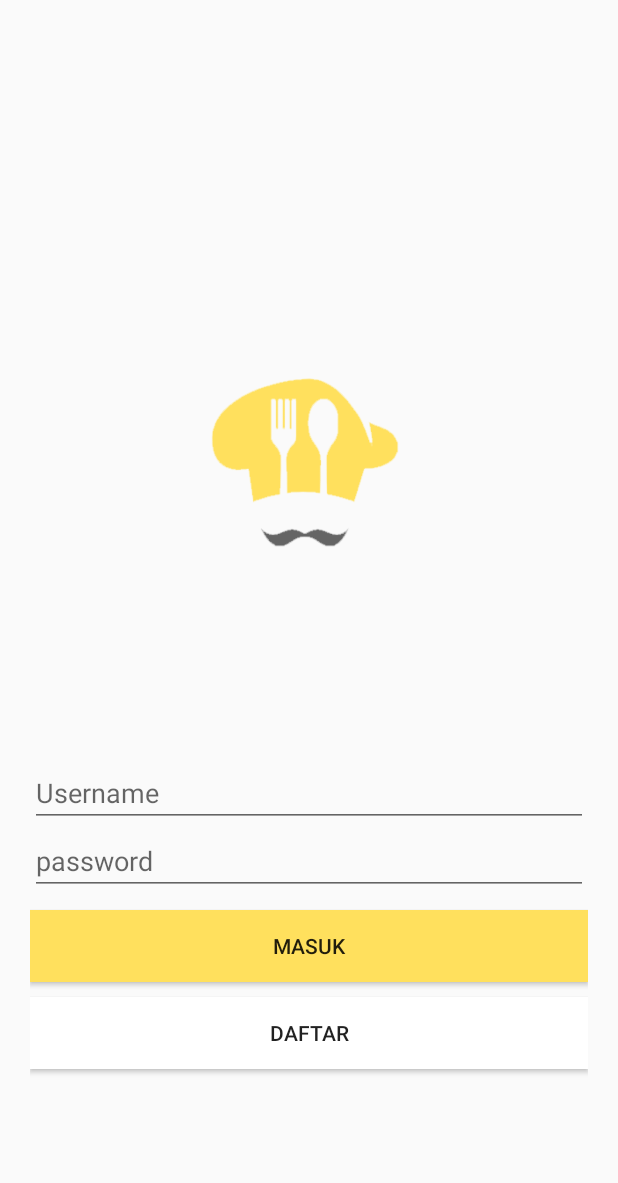
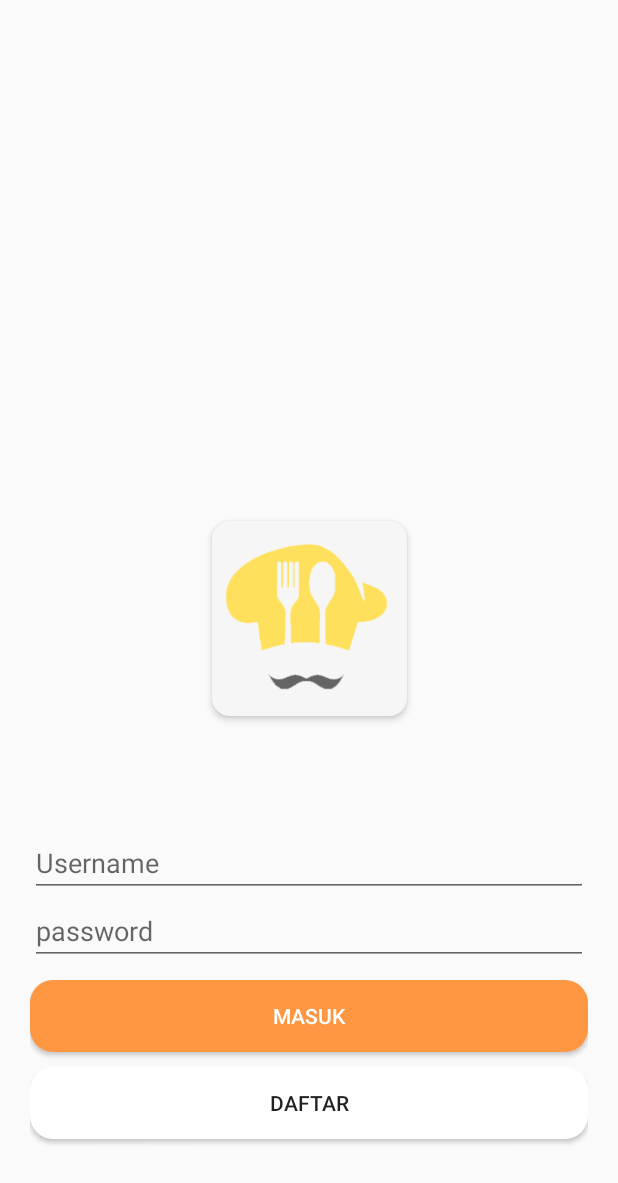
Before and after one commit to Rizki-SS/RecipeApp, an Android app: the screen it shows after launch (AuthActivity), on a phone screen of 412 x 824 dp. Shown: the top 1183 px of the screen. Run offline under Robolectric (Android 15) with nearby library versions, the phone set to English and light mode, and no system bars; our stand-ins replace data binding.

Commit message:
update UI Button

```diff
--- a/app/src/main/java/com/example/recipeapp/view/ui/account/AccountFragment.kt
+++ b/app/src/main/java/com/example/recipeapp/view/ui/account/AccountFragment.kt
@@ -38,8 +38,8 @@ class AccountFragment : Fragment() {
 
     fun logout(v: View){
         val alert: AlertDialog.Builder = AlertDialog.Builder(context)
-        alert.setTitle("Do you want to logout?\n")
-        // alert.setMessage("Message");
+        alert.setTitle("Logout")
+        alert.setMessage("Do you realy to sing Out?")
         alert.setPositiveButton("Ok",
             DialogInterface.OnClickListener { dialog, whichButton ->
                 session?.clear()
--- /dev/null
+++ b/app/src/main/res/drawable/ripple_button.xml
@@ -0,0 +1,18 @@
+<?xml version="1.0" encoding="utf-8"?>
+<ripple xmlns:android="http://schemas.android.com/apk/res/android"
+    xmlns:tools="http://schemas.android.com/tools"
+    android:color="@color/colorPrimaryDarkA"
+    tools:targetApi="lollipop">
+    <item android:id="@android:id/mask">
+        <shape android:shape="rectangle">
+            <solid android:color="@color/colorPrimaryDarkA" />
+            <corners android:radius="15dp" />
+        </shape>
+    </item>
+    <item>
+        <shape android:shape="rectangle">
+            <corners android:radius="15dp"/>
+            <solid android:color="@color/colorPrimaryDark" />
+        </shape>
+    </item>
+</ripple>
--- /dev/null
+++ b/app/src/main/res/drawable/ripple_button_2.xml
@@ -0,0 +1,18 @@
+<?xml version="1.0" encoding="utf-8"?>
+<ripple xmlns:android="http://schemas.android.com/apk/res/android"
+    xmlns:tools="http://schemas.android.com/tools"
+    android:color="@color/black_overlay"
+    tools:targetApi="lollipop">
+    <item android:id="@android:id/mask">
+        <shape android:shape="rectangle">
+            <solid android:color="@color/colorAccent" />
+            <corners android:radius="15dp" />
+        </shape>
+    </item>
+    <item>
+        <shape android:shape="rectangle">
+            <corners android:radius="15dp"/>
+            <solid android:color="@color/white" />
+        </shape>
+    </item>
+</ripple>
--- a/app/src/main/res/layout/fragment_account.xml
+++ b/app/src/main/res/layout/fragment_account.xml
@@ -89,8 +89,7 @@
             android:id="@+id/button"
             android:layout_width="wrap_content"
             android:layout_height="wrap_content"
-            android:background="@drawable/rounded_bg"
-            android:backgroundTint="@color/colorPrimaryDark"
+            android:background="@drawable/ripple_button"
             android:text="LogOut"
             android:onClick="@{(v)->vm.logout(v)}"
             android:layout_marginTop="20dp"
--- a/app/src/main/res/layout/fragment_login.xml
+++ b/app/src/main/res/layout/fragment_login.xml
@@ -51,33 +51,39 @@
             android:layout_marginTop="10dp"
             android:text="Masuk"
             android:onClick="@{(v)->vm.login(v)}"
-            android:background="@color/colorPrimary"
+            android:textColor="@color/white"
+            android:background="@drawable/ripple_button"
             app:layout_constraintBottom_toTopOf="@+id/button3"
             app:layout_constraintEnd_toEndOf="parent"
             app:layout_constraintStart_toStartOf="parent"
-            app:layout_constraintTop_toBottomOf="@+id/password" />
+            app:layout_constraintTop_toBottomOf="@+id/password"
+            android:elevation="0dp"
+            />
 
         <ImageView
             android:id="@+id/imageView3"
-            style="@style/logo_size_150"
+            android:layout_width="130dp"
+            android:layout_height="130dp"
+            android:background="@drawable/rounded_bg"
+            android:backgroundTint="@color/light_gray"
+            android:elevation="3dp"
             android:src="@drawable/logo_maskoki"
             app:layout_constraintBottom_toBottomOf="parent"
             app:layout_constraintEnd_toEndOf="parent"
-            app:layout_constraintHorizontal_bias="0.498"
             app:layout_constraintStart_toStartOf="parent"
-            app:layout_constraintTop_toTopOf="parent"
-            app:layout_constraintVertical_bias="0.339" />
+            app:layout_constraintTop_toTopOf="parent" />
 
         <Button
             android:id="@+id/button3"
             style="@style/fillStyle"
             android:layout_marginTop="10dp"
             android:text="Daftar"
-            android:background="#fff"
+            android:background="@drawable/ripple_button_2"
             android:onClick="@{(v)->vm.clickRegister(v)}"
             app:layout_constraintBottom_toBottomOf="parent"
             app:layout_constraintEnd_toEndOf="parent"
             app:layout_constraintStart_toStartOf="parent"
+            android:elevation="0dp"
             app:layout_constraintTop_toBottomOf="@+id/button2" />
 
 
--- a/app/src/main/res/layout/item_recipes_layout.xml
+++ b/app/src/main/res/layout/item_recipes_layout.xml
@@ -20,6 +20,7 @@
     <androidx.constraintlayout.widget.ConstraintLayout
         android:layout_width="match_parent"
         android:layout_height="wrap_content"
+        android:background="@drawable/ripple_menu"
         android:elevation="5dp">
 
         <ImageView
--- a/app/src/main/res/values/colors.xml
+++ b/app/src/main/res/values/colors.xml
@@ -2,6 +2,7 @@
 <resources>
     <color name="colorPrimary">#ffe05d</color>
     <color name="colorPrimaryDark">#ff9642</color>
+    <color name="colorPrimaryDarkA">#DD6200</color>
     <color name="colorAccent">#FFEBCD</color>
     <color name="black_overlay">#66000000</color>
 
```
Also changed, not shown: app/src/main/res/drawable/ripple_button_icon.xml (added, +12 -0 lines), app/src/main/res/drawable/ripple_menu.xml (added, +18 -0 lines), app/src/main/res/layout/fragment_detail.xml (+9 -9 lines), app/src/main/res/layout/fragment_home.xml (+10 -11 lines), app/src/main/res/layout/fragment_register.xml (+8 -5 lines).
